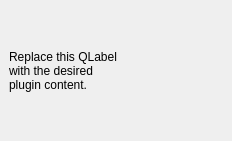
This is shore_qgis_plugin_dockwidget_base.ui in eugeneai/shore-qgis-plugin as Qt 5 draws it before an edit. The edited form follows.
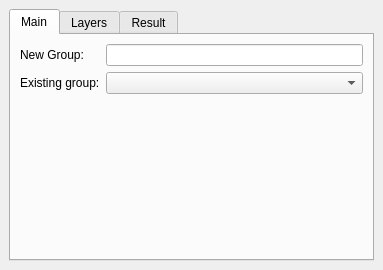
This is the edited form.

Commit message: UI and config refinement

Diff of the .ui file:
```diff
--- a/shore_qgis_plugin_dockwidget_base.ui
+++ b/shore_qgis_plugin_dockwidget_base.ui
@@ -6,8 +6,8 @@
    <rect>
     <x>0</x>
     <y>0</y>
-    <width>232</width>
-    <height>141</height>
+    <width>383</width>
+    <height>270</height>
    </rect>
   </property>
   <property name="windowTitle">
@@ -16,12 +16,86 @@
   <widget class="QWidget" name="dockWidgetContents">
    <layout class="QGridLayout" name="gridLayout">
     <item row="0" column="0">
-     <widget class="QLabel" name="label">
-      <property name="text">
-       <string>Replace this QLabel
-with the desired
-plugin content.</string>
+     <widget class="QTabWidget" name="tabWidget">
+      <property name="currentIndex">
+       <number>0</number>
       </property>
+      <widget class="QWidget" name="shoreMainTab">
+       <attribute name="title">
+        <string>Main</string>
+       </attribute>
+       <layout class="QHBoxLayout" name="horizontalLayout_3">
+        <item>
+         <layout class="QFormLayout" name="formLayout">
+          <item row="0" column="1">
+           <widget class="QLineEdit" name="lineEdit"/>
+          </item>
+          <item row="0" column="0">
+           <widget class="QLabel" name="label">
+            <property name="text">
+             <string>New Group:</string>
+            </property>
+            <property name="buddy">
+             <cstring>lineEdit</cstring>
+            </property>
+           </widget>
+          </item>
+          <item row="1" column="0">
+           <widget class="QLabel" name="label_2">
+            <property name="text">
+             <string>Existing group:</string>
+            </property>
+            <property name="buddy">
+             <cstring>comboBox</cstring>
+            </property>
+           </widget>
+          </item>
+          <item row="1" column="1">
+           <widget class="QComboBox" name="comboBox"/>
+          </item>
+         </layout>
+        </item>
+       </layout>
+      </widget>
+      <widget class="QWidget" name="shoreLayerTab">
+       <attribute name="title">
+        <string>Layers</string>
+       </attribute>
+       <layout class="QHBoxLayout" name="horizontalLayout_2">
+        <item>
+         <layout class="QHBoxLayout" name="horizontalLayout">
+          <item>
+           <widget class="QTreeView" name="treeView"/>
+          </item>
+         </layout>
+        </item>
+       </layout>
+      </widget>
+      <widget class="QWidget" name="shoreResultTab">
+       <attribute name="title">
+        <string>Result</string>
+       </attribute>
+       <layout class="QHBoxLayout" name="horizontalLayout_5">
+        <item>
+         <layout class="QFormLayout" name="formLayout_2">
+          <item row="0" column="0">
+           <widget class="QDoubleSpinBox" name="doubleSpinBox">
+            <property name="suffix">
+             <string/>
+            </property>
+           </widget>
+          </item>
+          <item row="0" column="1">
+           <widget class="QPushButton" name="pushButton">
+            <property name="text">
+             <string>Smooth</string>
+            </property>
+           </widget>
+          </item>
+         </layout>
+        </item>
+       </layout>
+      </widget>
      </widget>
     </item>
    </layout>
```
Left out of the diff: 6 changed lines with no effect on the pictures. The commit also changes 3 other files.
